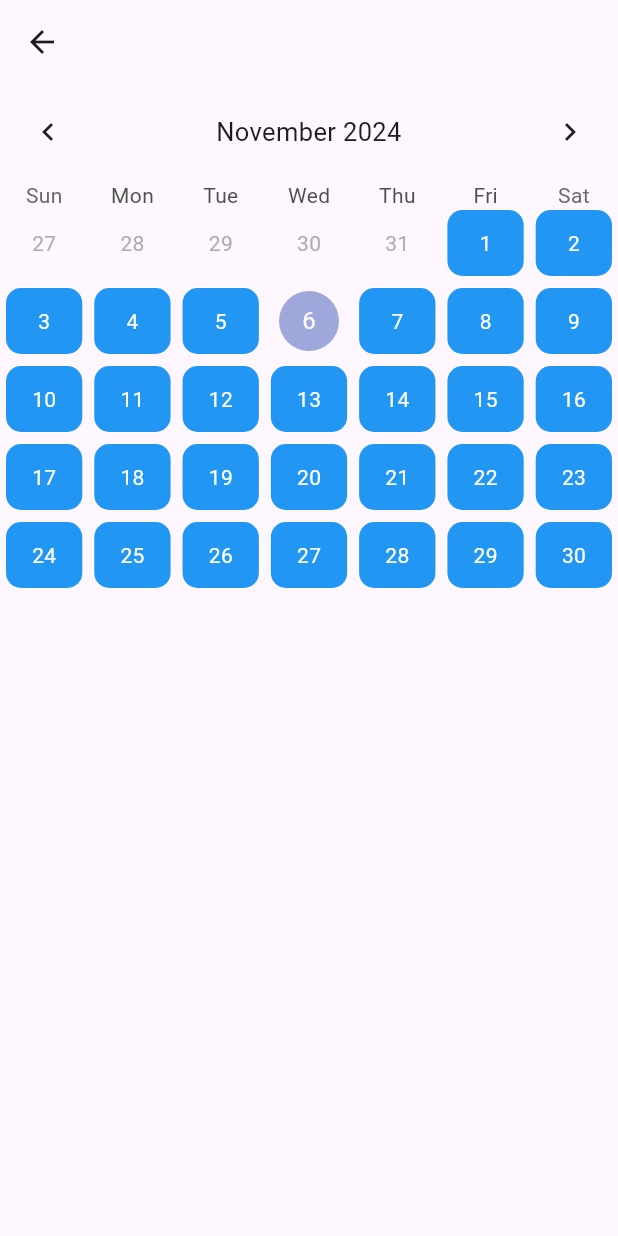
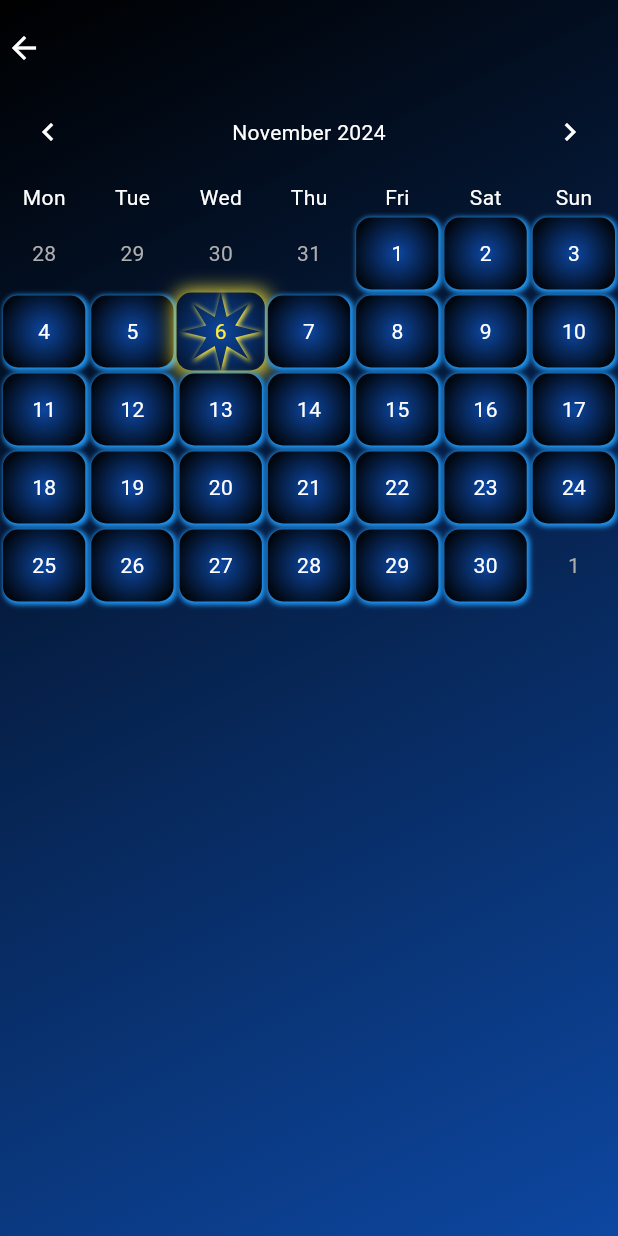
Before and after one commit to housnizalam/gym_app, a Flutter app: the screen it shows after launch, after a tap on "Sign in", after a tap on "Calender", on a phone screen of 412 x 824 dp. Run offline on Flutter 3.47's test engine with Material 3 defaults, Android fonts, the phone set to English and light mode, and no system bars; drawn by our look-alikes of table_calendar; our stand-ins replace flutter_riverpod.

Commit message:
calender style

```diff
--- /dev/null
+++ b/lib/globals/extensionen/color_extension.dart
@@ -0,0 +1,43 @@
+import 'package:flutter/material.dart';
+
+extension ColorExtension on Color {
+  Color mishung({required List<ColorIntensity> colors, double opacity = 1}) {
+    int intensitySumme = colors.fold(
+        0, (previousValue, element) => previousValue + element.intensity);
+    if (intensitySumme != 100) {
+      throw Exception('The sum of the intensity must be 100');
+    }
+    int r = 0;
+    int g = 0;
+    int b = 0;
+    for (var color in colors) {
+      r += color.color.red * color.intensity;
+      g += color.color.green * color.intensity;
+      b += color.color.blue * color.intensity;
+    }
+    r = r ~/ 100;
+    g = g ~/ 100;
+    b = b ~/ 100;
+    opacity = opacity < 0
+        ? 0
+        : opacity > 1
+            ? 1
+            : opacity;
+    return Color.fromRGBO(r, g, b, opacity);
+  }
+
+  operator +(Color color) {
+    return Color.fromRGBO(
+      (red + color.red) ~/ 2,
+      (green + color.green) ~/ 2,
+      (blue + color.blue) ~/ 2,
+      (opacity + color.opacity) / 2,
+    );
+  }
+}
+
+class ColorIntensity {
+  Color color;
+  int intensity;
+  ColorIntensity(this.color, this.intensity);
+}
--- /dev/null
+++ b/lib/globals/widgets/my_container.dart
@@ -0,0 +1,25 @@
+import 'package:flutter/material.dart';
+
+class MyContainer extends StatelessWidget {
+  const MyContainer({super.key, this.child, this.gradient});
+  final Widget? child;
+  final Gradient? gradient;
+
+  @override
+  Widget build(BuildContext context) {
+    return Container(
+      decoration: BoxDecoration(
+        gradient: gradient ??
+            LinearGradient(
+              begin: Alignment.topLeft,
+              end: Alignment.bottomRight,
+              colors: [
+                Colors.black,
+                Colors.blue[900]!,
+              ],
+            ),
+      ),
+      child: child,
+    );
+  }
+}
--- /dev/null
+++ b/lib/globals/widgets/my_inkwell.dart
@@ -0,0 +1,57 @@
+import 'package:flutter/material.dart';
+
+class MyInkwell extends StatelessWidget {
+  const MyInkwell({
+    super.key,
+    this.child,
+    this.onTap,
+    this.opacity = 1,
+    this.decoration,
+    this.height,
+    this.width,
+  });
+
+  final Widget? child;
+  final VoidCallback? onTap;
+  final double opacity;
+  final Decoration? decoration;
+  final double? height;
+  final double? width;
+
+  @override
+  Widget build(BuildContext context) {
+    return InkWell(
+      onTap: onTap,
+      child: Opacity(
+        opacity: 1,
+        child: AnimatedContainer(
+          height: height,
+          width: width,
+          duration: const Duration(milliseconds: 400),
+          margin: const EdgeInsets.all(2.0),
+          alignment: Alignment.center,
+          decoration: decoration ??
+              BoxDecoration(
+                boxShadow: const [
+                  BoxShadow(
+                    color: Colors.blue,
+                    blurRadius: 2.0,
+                    spreadRadius: 1.0,
+                    offset: Offset(1.0, 1.0),
+                  ),
+                ],
+                gradient: RadialGradient(
+                  radius: 0.7,
+                  colors: [
+                    Colors.blue[900]!,
+                    Colors.black,
+                  ],
+                ),
+                borderRadius: BorderRadius.circular(10.0),
+              ),
+          child: child,
+        ),
+      ),
+    );
+  }
+}
--- a/lib/gui/home.dart
+++ /dev/null
@@ -1,44 +0,0 @@
-import 'package:flutter/material.dart';
-import 'package:gym_app/generals/extensionen/date_time.dart';
-import 'package:gym_app/generals/extensionen/navigator.dart';
-import 'package:gym_app/gui/home_widgets/calender.dart';
-
-class HomeWidget extends StatelessWidget {
-  const HomeWidget({super.key});
-
-  @override
-  Widget build(BuildContext context) {
-    return Scaffold(
-      drawer: Drawer(
-        width: MediaQuery.of(context).size.width * 0.6,
-      ),
-      appBar: AppBar(
-        centerTitle: true,
-        title: Text(DateTime.now().formattedDate),
-      ),
-      body: Container(
-        child: Center(
-          child: Column(
-            mainAxisAlignment: MainAxisAlignment.spaceAround,
-            children: [
-              ElevatedButton(
-                onPressed: () {},
-                child: Text('Start Training'),
-              ),
-              ElevatedButton(
-                onPressed: () {},
-                child: Text('Statistcs'),
-              ),
-              ElevatedButton(
-                onPressed: () {
-                  context.animateToAsPush(page: CalenderWidget());
-                },
-                child: Text('Calender'),
-              ),
-            ],
-          ),
-        ),
-      ),
-    );
-  }
-}
--- a/lib/gui/home_widgets/calender.dart
+++ /dev/null
@@ -1,41 +0,0 @@
-import 'package:flutter/material.dart';
-import 'package:table_calendar/table_calendar.dart';
-
-class CalenderWidget extends StatelessWidget {
-  const CalenderWidget({super.key});
-
-  @override
-  Widget build(BuildContext context) {
-    final now = DateTime.now();
-    return Material(
-      child: Scaffold(
-        appBar: AppBar(),
-        body: TableCalendar(
-          calendarBuilders: CalendarBuilders(
-            defaultBuilder: (context, date, events) => Container(
-              margin: const EdgeInsets.all(4.0),
-              alignment: Alignment.center,
-              decoration: BoxDecoration(
-                color: Colors.blue,
-                borderRadius: BorderRadius.circular(10.0),
-              ),
-              child: Text(
-                date.day.toString(),
-                style: TextStyle(color: Colors.white),
-              ),
-            ),
-          ),
-          daysOfWeekStyle: DaysOfWeekStyle(),
-          calendarStyle: CalendarStyle(),
-          headerStyle: HeaderStyle(
-            titleCentered: true,
-            formatButtonVisible: false,
-          ),
-          firstDay: DateTime.utc(1980, 1, 1),
-          lastDay: DateTime.utc(now.year + 1, 12, 31),
-          focusedDay: now,
-        ),
-      ),
-    );
-  }
-}
--- /dev/null
+++ b/lib/gui/home_widgets/calender/calender.dart
@@ -0,0 +1,82 @@
+import 'package:flutter/material.dart';
+import 'package:flutter_riverpod/flutter_riverpod.dart';
+import 'package:gym_app/globals/widgets/my_container.dart';
+import 'package:gym_app/gui/home_widgets/calender/calender_widgets/day_widget.dart';
+import 'package:gym_app/gui/home_widgets/calender/calender_widgets/toda_widget.dart';
+import 'package:gym_app/riverpod/calender_providers.dart';
+import 'package:table_calendar/table_calendar.dart';
+
+class CalenderWidget extends ConsumerWidget {
+  const CalenderWidget({super.key});
+
+  @override
+  Widget build(BuildContext context, WidgetRef ref) {
+    ref.watch(focusNodeProvider);
+    final now = DateTime.now();
+    return Material(
+      child: Scaffold(
+        body: MyContainer(
+
+          child: Column(
+            children: [
+              SizedBox(
+                height: 8,
+              ),
+              Expanded(
+                  child: Row(
+                children: [
+                  InkWell(
+                    onTap: () {
+                      Navigator.pop(context);
+                    },
+                    child: Padding(
+                      padding: const EdgeInsets.only(left: 4),
+                      child: Icon(
+                        Icons.arrow_back,
+                        color: Colors.white,
+                      ),
+                    ),
+                  ),
+                ],
+              )),
+              Expanded(
+                flex: 16,
+                child: TableCalendar(
+                  onHeaderLongPressed: (_) {
+                    ref.read(focusNodeProvider.notifier).state = now;
+                  },
+                  startingDayOfWeek: StartingDayOfWeek.monday,
+                  calendarBuilders: CalendarBuilders(
+                    todayBuilder: (context, date, focusedDay) =>
+                        TodayWidget(date: date),
+                    defaultBuilder: (context, date, events) => DayWidget(
+                      date: date,
+                    ),
+                  ),
+                  daysOfWeekHeight: 23,
+                  daysOfWeekStyle: DaysOfWeekStyle(
+                      weekdayStyle: TextStyle(color: Colors.white),
+                      weekendStyle: TextStyle(color: Colors.white)),
+                  calendarStyle: const CalendarStyle(),
+                  headerStyle: const HeaderStyle(
+                    leftChevronIcon:
+                        Icon(Icons.chevron_left, color: Colors.white),
+                    rightChevronIcon:
+                        Icon(Icons.chevron_right, color: Colors.white),
+                    titleTextStyle: TextStyle(color: Colors.white),
+                    titleCentered: true,
+                    formatButtonVisible: false,
+                  ),
+                  firstDay: DateTime.utc(1980, 1, 1),
+                  lastDay: DateTime.utc(now.year + 1, 12, 31),
+                  focusedDay: now,
+                  pageAnimationEnabled: true,
+                ),
+              ),
+            ],
+          ),
+        ),
+      ),
+    );
+  }
+}
--- /dev/null
+++ b/lib/gui/home_widgets/calender/calender_widgets/day_widget.dart
@@ -0,0 +1,107 @@
+import 'package:flutter/material.dart';
+import 'package:flutter_riverpod/flutter_riverpod.dart';
+import 'package:gym_app/globals/extensionen/date_time.dart';
+import 'package:gym_app/globals/widgets/my_inkwell.dart';
+import 'package:gym_app/riverpod/calender_providers.dart';
+
+class DayWidget extends ConsumerWidget {
+  const DayWidget({super.key, required this.date});
+  final DateTime date;
+
+  @override
+  Widget build(BuildContext context, WidgetRef ref) {
+    final selectedDay = ref.watch(selectedDayProvider);
+
+    return MyInkwell(
+      onTap: () {
+        print(date.formattedDate);
+        ref.read(selectedDayProvider.notifier).state = date;
+      },
+      opacity: !date.isSameDay(selectedDay) ? 1 : 0.7,
+      decoration: !date.isSameDay(selectedDay)
+          ? null
+          : BoxDecoration(
+              boxShadow: const [
+                BoxShadow(
+                  color: Colors.yellow,
+                  blurRadius: 10.0,
+                  spreadRadius: 4.0,
+                  offset: Offset(1.0, 1.0),
+                ),
+              ],
+              gradient: RadialGradient(
+                radius: 1,
+                colors: [
+                  Colors.blue[900]!,
+                  Colors.black,
+                ],
+              ),
+              borderRadius: BorderRadius.circular(10.0),
+            ),
+      child: Text(
+        date.day.toString(),
+        style: TextStyle(
+            color: !date.isSameDay(selectedDay) ? Colors.white : Colors.yellow),
+      ),
+    );
+    // InkWell(
+    //   onTap: () {
+    //     print(date.formattedDate);
+    //     ref.read(selectedDayProvider.notifier).state = date;
+    //   },
+    //   child: Opacity(
+    //     opacity: !date.isSameDay(selectedDay) ? 1 : 0.7,
+    //     child: AnimatedContainer(
+    //       duration: const Duration(milliseconds: 400),
+    //       margin: const EdgeInsets.all(2.0),
+    //       alignment: Alignment.center,
+    //       decoration: !date.isSameDay(selectedDay)
+    //           ? BoxDecoration(
+
+    //               boxShadow: const [
+    //                 BoxShadow(
+    //                   color: Colors.blue,
+    //                   blurRadius: 2.0,
+    //                   spreadRadius: 1.0,
+    //                   offset: Offset(1.0, 1.0),
+    //                 ),
+    //               ],
+    //               gradient: RadialGradient(
+    //                 radius: 0.7,
+    //                 colors: [
+    //                   Colors.blue[900]!,
+    //                   Colors.black,
+    //                 ],
+    //               ),
+    //               borderRadius: BorderRadius.circular(10.0),
+    //             )
+    //           : BoxDecoration(
+    //               boxShadow: const [
+    //                 BoxShadow(
+    //                   color: Colors.yellow,
+    //                   blurRadius: 10.0,
+    //                   spreadRadius: 4.0,
+    //                   offset: Offset(1.0, 1.0),
+    //                 ),
+    //               ],
+    //               gradient: RadialGradient(
+    //                 radius: 1,
+    //                 colors: [
+    //                   Colors.blue[900]!,
+    //                   Colors.black,
+    //                 ],
+    //               ),
+    //               borderRadius: BorderRadius.circular(10.0),
+    //             ),
+    //       child: Text(
+    //         date.day.toString(),
+    //         style: TextStyle(
+    //             color: !date.isSameDay(selectedDay)
+    //                 ? Colors.white
+    //                 : Colors.yellow),
+    //       ),
+    //     ),
+    //   ),
+    // );
+  }
+}
--- /dev/null
+++ b/lib/gui/home_widgets/calender/calender_widgets/toda_widget.dart
@@ -0,0 +1,112 @@
+import 'package:flutter/material.dart';
+import 'package:flutter_riverpod/flutter_riverpod.dart';
+import 'package:gym_app/globals/extensionen/date_time.dart';
+import 'package:gym_app/riverpod/calender_providers.dart';
+
+class TodayWidget extends ConsumerWidget {
+  const TodayWidget({super.key, required this.date});
+  final DateTime date;
+
+  @override
+  Widget build(BuildContext context, WidgetRef ref) {
+    final selectedDay = ref.watch(selectedDayProvider);
+    return InkWell(
+      onTap: () {
+        ref.read(selectedDayProvider.notifier).state = date;
+      },
+      child: AnimatedContainer(
+        duration: const Duration(milliseconds: 400),
+        decoration: !date.isSameDay(selectedDay)
+            ? BoxDecoration(
+                boxShadow: [
+                  BoxShadow(
+                    color: Colors.blue,
+                    blurRadius: 2.0,
+                    spreadRadius: 1.0,
+                    offset: Offset(1.0, 1.0),
+                  ),
+                ],
+                gradient: RadialGradient(
+                  radius: 0.7,
+                  colors: [
+                    Colors.blue[900]!,
+                    Colors.black,
+                  ],
+                ),
+                borderRadius: BorderRadius.circular(10.0),
+              )
+            : BoxDecoration(
+                boxShadow: [
+                  BoxShadow(
+                    color: Colors.yellow,
+                    blurRadius: 10.0,
+                    spreadRadius: 2.0,
+                    offset: Offset(1.0, 1.0),
+                  ),
+                ],
+                gradient: RadialGradient(
+                  radius: 1,
+                  colors: [
+                    Colors.blue[900]!,
+                    Colors.black,
+                  ],
+                ),
+                borderRadius: BorderRadius.circular(10.0),
+              ),
+        child: AnimatedContainer(
+          duration: const Duration(milliseconds: 400),
+          decoration: !date.isSameDay(selectedDay)
+              ? ShapeDecoration(
+                  shadows: const [
+                    BoxShadow(
+                      color: Colors.blue,
+                      blurRadius: 2.0,
+                      spreadRadius: 1.0,
+                      offset: Offset(1.0, 1.0),
+                    ),
+                  ],
+                  gradient: RadialGradient(
+                    radius: 0.7,
+                    colors: [
+                      Colors.blue[900]!,
+                      Colors.black,
+                    ],
+                  ),
+                  shape: StarBorder(
+                    points: 8,
+                  ),
+                )
+              : ShapeDecoration(
+                  shadows: const [
+                    BoxShadow(
+                      color: Colors.yellow,
+                      blurRadius: 2.0,
+                      spreadRadius: 2.0,
+                      offset: Offset(1.0, 1.0),
+                    ),
+                  ],
+                  gradient: RadialGradient(
+                    radius: 1,
+                    colors: [
+                      Colors.blue[900]!,
+                      Colors.black,
+                    ],
+                  ),
+                  shape: StarBorder(
+                    points: 8,
+                  ),
+                ),
+          child: Center(
+            child: Text(
+              date.day.toString(),
+              style: TextStyle(
+                  color: !date.isSameDay(selectedDay)
+                      ? Colors.white
+                      : Colors.yellow),
+            ),
+          ),
+        ),
+      ),
+    );
+  }
+}
--- /dev/null
+++ b/lib/gui/home_widgets/home.dart
@@ -0,0 +1,61 @@
+import 'package:flutter/material.dart';
+import 'package:gym_app/globals/extensionen/date_time.dart';
+import 'package:gym_app/globals/extensionen/navigator.dart';
+import 'package:gym_app/globals/widgets/my_container.dart';
+import 'package:gym_app/globals/widgets/my_inkwell.dart';
+import 'package:gym_app/gui/home_widgets/calender/calender.dart';
+
+class HomeWidget extends StatelessWidget {
+  const HomeWidget({super.key});
+
+  @override
+  Widget build(BuildContext context) {
+    return Scaffold(
+      drawer: Drawer(
+        width: MediaQuery.of(context).size.width * 0.6,
+      ),
+      appBar: AppBar(
+        centerTitle: true,
+        title: Text(DateTime.now().formattedDate),
+      ),
+      body: MyContainer(
+        child: Center(
+          child: Column(
+            mainAxisAlignment: MainAxisAlignment.spaceAround,
+            children: [
+              MyInkwell(
+                height: 60,
+                width: 100,
+                onTap: () {},
+                child: const Text(
+                  'Start Training',
+                  style: TextStyle(color: Colors.white),
+                ),
+              ),
+              MyInkwell(
+                height: 60,
+                width: 100,
+                onTap: () {},
+                child: const Text(
+                  'Statistcs',
+                  style: TextStyle(color: Colors.white),
+                ),
+              ),
+              MyInkwell(
+                height: 60,
+                width: 100,
+                onTap: () {
+                  context.animateToAsPush(page: const CalenderWidget());
+                },
+                child: const Text(
+                  'Calender',
+                  style: TextStyle(color: Colors.white),
+                ),
+              ),
+            ],
+          ),
+        ),
+      ),
+    );
+  }
+}
--- a/lib/gui/user/sign_in_seite.dart
+++ b/lib/gui/user_widgets/sign_in_seite.dart
@@ -1,8 +1,9 @@
 import 'package:flutter/material.dart';
 import 'package:flutter_riverpod/flutter_riverpod.dart';
-import 'package:gym_app/generals/extensionen/navigator.dart';
-import 'package:gym_app/gui/home.dart';
-import 'package:gym_app/gui/user/sign_up_seite.dart';
+import 'package:gym_app/globals/extensionen/navigator.dart';
+import 'package:gym_app/globals/widgets/my_container.dart';
+import 'package:gym_app/gui/home_widgets/home.dart';
+import 'package:gym_app/gui/user_widgets/sign_up_seite.dart';
 
 class SignInWidget extends ConsumerWidget {
   const SignInWidget({super.key});
@@ -14,17 +15,7 @@ class SignInWidget extends ConsumerWidget {
         centerTitle: true,
         title: const Text('Sign in'),
       ),
-      body: Container(
-        decoration: BoxDecoration(
-          gradient: LinearGradient(
-            begin: Alignment.topLeft,
-            end: Alignment.bottomLeft,
-            colors: [
-              Colors.black,
-              Colors.blue[900]!,
-            ],
-          ),
-        ),
+      body: MyContainer(
         child: Column(
           mainAxisAlignment: MainAxisAlignment.spaceBetween,
           children: [
--- a/lib/gui/user/sign_up_seite.dart
+++ b/lib/gui/user_widgets/sign_up_seite.dart
@@ -1,5 +1,6 @@
 import 'package:flutter/material.dart';
 import 'package:flutter_riverpod/flutter_riverpod.dart';
+import 'package:gym_app/globals/widgets/my_container.dart';
 
 class SignUpWidget extends ConsumerWidget {
   const SignUpWidget({super.key});
@@ -15,17 +16,7 @@ class SignUpWidget extends ConsumerWidget {
         centerTitle: true,
         title: const Text('Sign up'),
       ),
-      body: Container(
-             decoration: BoxDecoration(
-          gradient: LinearGradient(
-            begin: Alignment.topLeft,
-            end: Alignment.bottomLeft,
-            colors: [
-              Colors.black,
-              Colors.blue[900]!,
-            ],
-          ),
-        ),
+      body: MyContainer(
         child: Column(
           mainAxisAlignment: MainAxisAlignment.spaceBetween,
           children: [
@@ -42,12 +33,14 @@ class SignUpWidget extends ConsumerWidget {
                         controller: _firstNameController,
                         decoration: const InputDecoration(
                           focusedBorder: OutlineInputBorder(
-                            borderRadius: BorderRadius.all(Radius.circular(40.0)),
+                            borderRadius:
+                                BorderRadius.all(Radius.circular(40.0)),
                             borderSide:
                                 BorderSide(color: Colors.blue, width: 2.0),
                           ),
                           enabledBorder: OutlineInputBorder(
-                            borderRadius: BorderRadius.all(Radius.circular(40.0)),
+                            borderRadius:
+                                BorderRadius.all(Radius.circular(40.0)),
                             borderSide:
                                 BorderSide(color: Colors.grey, width: 2.0),
                           ),
@@ -65,12 +58,14 @@ class SignUpWidget extends ConsumerWidget {
                         controller: _lastNameController,
                         decoration: const InputDecoration(
                           focusedBorder: OutlineInputBorder(
-                            borderRadius: BorderRadius.all(Radius.circular(40.0)),
+                            borderRadius:
+                                BorderRadius.all(Radius.circular(40.0)),
                             borderSide:
                                 BorderSide(color: Colors.blue, width: 2.0),
                           ),
                           enabledBorder: OutlineInputBorder(
-                            borderRadius: BorderRadius.all(Radius.circular(40.0)),
+                            borderRadius:
+                                BorderRadius.all(Radius.circular(40.0)),
                             borderSide:
                                 BorderSide(color: Colors.grey, width: 2.0),
                           ),
@@ -98,10 +93,8 @@ class SignUpWidget extends ConsumerWidget {
                       borderSide: BorderSide(color: Colors.grey, width: 2.0),
                     ),
                     labelText: 'Email',
-                  labelStyle: TextStyle(color: Colors.white)
-                ),
+                    labelStyle: TextStyle(color: Colors.white)),
                 style: TextStyle(color: Colors.white),
-
               ),
             ),
             Padding(
--- a/lib/main.dart
+++ b/lib/main.dart
@@ -1,5 +1,5 @@
 import 'package:flutter/material.dart';
-import 'package:gym_app/gui/user/sign_in_seite.dart';
+import 'package:gym_app/gui/user_widgets/sign_in_seite.dart';
 import 'package:flutter_riverpod/flutter_riverpod.dart';
 
 void main() {
--- /dev/null
+++ b/lib/riverpod/calender_providers.dart
@@ -0,0 +1,4 @@
+import 'package:flutter_riverpod/flutter_riverpod.dart';
+
+final selectedDayProvider = StateProvider<DateTime>((ref) => DateTime.now());
+final focusNodeProvider = StateProvider<DateTime>((ref) => DateTime.now());
```
Also changed, not shown: lib/globals/extensionen/date_time.dart (renamed from lib/generals/extensionen/date_time.dart), lib/globals/extensionen/navigator.dart (renamed from lib/generals/extensionen/navigator.dart), lib/gui/home_widgets/training_widget/training_widget.dart (added). Lines whose indentation alone changed are shown as unchanged.
